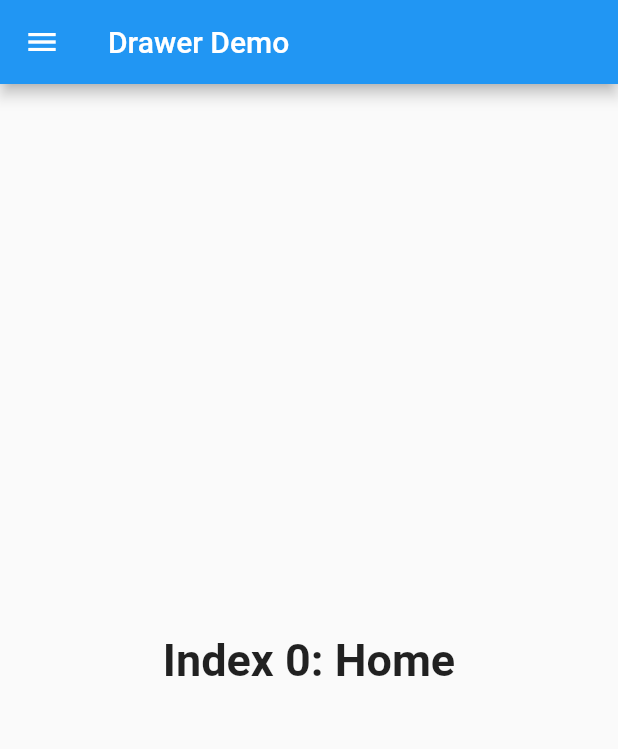
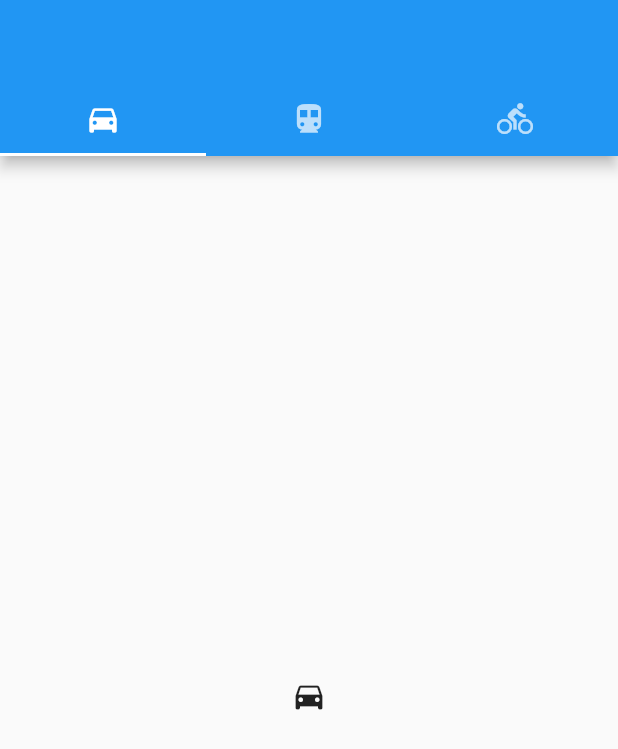
Before and after one commit to kanexsa/try_widgets, a Flutter app: the screen it shows after launch, on a phone screen of 412 x 824 dp. Shown: the top 749 px of the screen. Run offline on Flutter 3.47's test engine with Material 2 defaults, Android fonts, the phone set to English and light mode, and no system bars.

Commit message:
design folder completed

```diff
--- a/lib/page_route_animation/page1.dart
+++ b/lib/animate/page_route_animation/page1.dart
@@ -1,5 +1,5 @@
 import 'package:flutter/material.dart';
-import 'package:try_widgets/page_route_animation/page2.dart';
+import 'package:try_widgets/animate/page_route_animation/page2.dart';
 
 class Page1 extends StatelessWidget {
   const Page1({super.key});
--- a/lib/physics_simulation/physics_card_drag_demo.dart
+++ b/lib/animate/physics_simulation/physics_card_drag_demo.dart
@@ -1,5 +1,5 @@
 import 'package:flutter/material.dart';
-import 'package:try_widgets/physics_simulation/draggable_card.dart';
+import 'package:try_widgets/animate/physics_simulation/draggable_card.dart';
 
 class PhysicsCardDragDemo extends StatelessWidget {
   const PhysicsCardDragDemo({super.key});
--- /dev/null
+++ b/lib/design/tabs/tabs.dart
@@ -0,0 +1,31 @@
+import 'package:flutter/material.dart';
+
+class Tabs extends StatelessWidget {
+  const Tabs({super.key});
+
+  @override
+  Widget build(BuildContext context) {
+    return MaterialApp(
+      //defaulttabcontroller en yakın tabbarı arar
+      //tabcontroller ile oluştursaydık tabbarın içine controllerı vermemiz gerekirdi.
+      home: DefaultTabController(
+        length: 3,
+        child: Scaffold(
+          appBar: AppBar(
+            bottom: const TabBar(tabs: [
+              Tab(icon: Icon(Icons.directions_car)),
+              Tab(icon: Icon(Icons.directions_transit)),
+              Tab(icon: Icon(Icons.directions_bike)),
+            ]),
+          ),
+          body: const TabBarView(children: [
+            //sıralama aynı olmalı
+            Icon(Icons.directions_car),
+            Icon(Icons.directions_transit),
+            Icon(Icons.directions_bike),
+          ]),
+        ),
+      ),
+    );
+  }
+}
--- a/lib/main.dart
+++ b/lib/main.dart
@@ -1,8 +1,4 @@
 import 'package:flutter/material.dart';
-import 'package:try_widgets/drawers/drawers.dart';
+import 'package:try_widgets/design/tabs/tabs.dart';
 
-void main() => runApp(const MaterialApp(
-      home: Drawers(
-        title: 'Drawer Demo',
-      ),
-    ));
+void main() => runApp(const Tabs());
```
Also changed, not shown: lib/design/orientation/orientation_list.dart (added, +31 -0 lines), lib/design/snackbar/snackbar_page.dart (added, +26 -0 lines), lib/animate/animated_container/animated_container.dart (renamed from lib/animated_container/animated_container.dart), lib/animate/animated_container/fade_in_out.dart (renamed from lib/animated_container/fade_in_out.dart), lib/animate/page_route_animation/page2.dart (renamed from lib/page_route_animation/page2.dart), lib/animate/physics_simulation/draggable_card.dart (renamed from lib/physics_simulation/draggable_card.dart), lib/design/drawers/drawers.dart (renamed from lib/drawers/drawers.dart).
